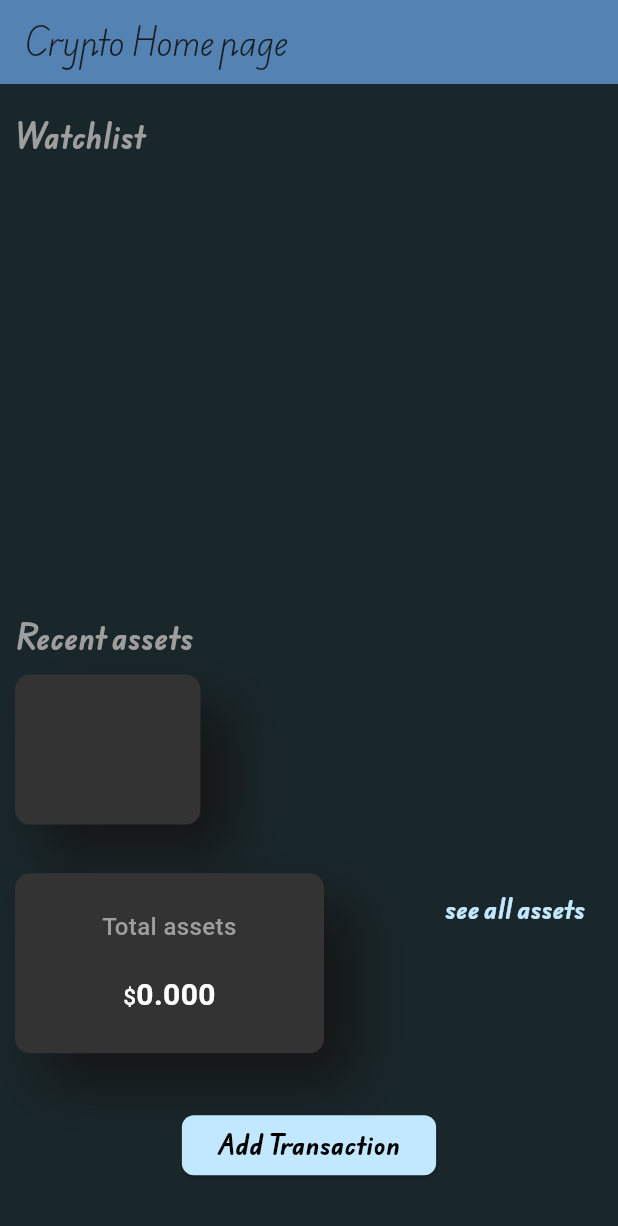
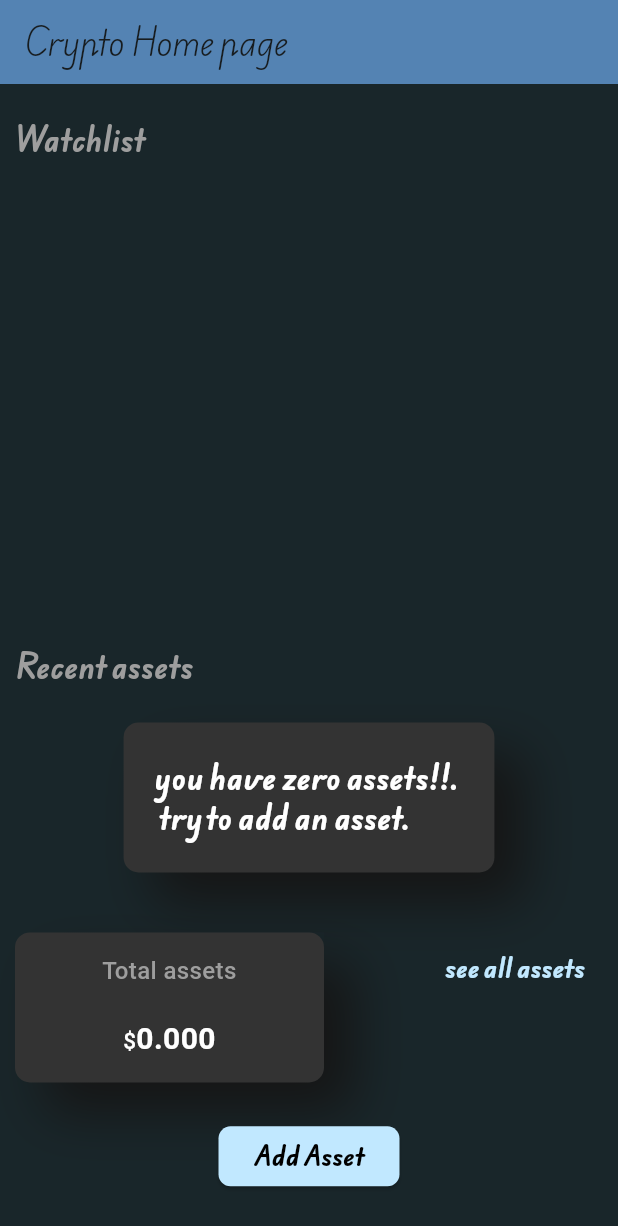
Before and after one commit to dretoba91/cryptofolio, a Flutter app: the screen it shows after launch, on a phone screen of 412 x 824 dp. Shown: the top 1226 px of the screen. Run offline on Flutter 3.47's test engine with Material 3 defaults, Android fonts, the phone set to English and light mode, and no system bars; our stand-ins replace dio, flutter_dotenv, get, modal_bottom_sheet; network calls fail.

Commit message:
fixed home page ui

```diff
--- a/lib/controller/add_assets_controller.dart
+++ b/lib/controller/add_assets_controller.dart
@@ -33,6 +33,8 @@ class AddAssetsController extends GetxController {
         watchList.add({
           'name': currency.name,
           'price': currency.values?.uSD?.price?.toDouble() ?? 0,
+          'percentChange24h':
+              currency.values?.uSD?.percentChange24h?.toDouble() ?? 0
         });
       },
     );
--- a/lib/screens/home.dart
+++ b/lib/screens/home.dart
@@ -42,7 +42,7 @@ class Home extends StatelessWidget {
               mainAxisAlignment: MainAxisAlignment.spaceBetween,
               children: [
                 Expanded(
-                  flex: 8,
+                  flex: 10,
                   child: Row(
                     mainAxisAlignment: MainAxisAlignment.center,
                     children: [
@@ -105,8 +105,9 @@ class Home extends StatelessWidget {
                     ],
                   ),
                 ),
+
                 Expanded(
-                  flex: 4,
+                  flex: 6,
                   child: Row(
                     mainAxisAlignment: MainAxisAlignment.center,
                     children: [
@@ -123,28 +124,23 @@ class Home extends StatelessWidget {
                                 color: Colors.grey,
                               ),
                             ),
-                            // Row(
-                            //   crossAxisAlignment: CrossAxisAlignment.center,
-                            //   mainAxisAlignment: MainAxisAlignment.spaceBetween,
-                            //   children: [
-                            //     NeophCard(
-                            //       width: ScreenUtils.screenWidth * 0.30,
-                            //       height: 100,
-                            //     ),
-                            //     NeophCard(
-                            //       width: ScreenUtils.screenWidth * 0.30,
-                            //       height: 100,
-                            //     ),
-                            //     NeophCard(
-                            //       width: ScreenUtils.screenWidth * 0.30,
-                            //       height: 100,
-                            //     ),
-                            //   ],
-                            // )
+
                             assetsController.addedAssets.isEmpty
-                                ? NeophCard(
-                                    width: ScreenUtils.screenWidth * 0.30,
-                                    height: 100,
+                                ? Center(
+                                    child: NeophCard(
+                                      width: ScreenUtils.screenWidth * 0.60,
+                                      height: 100,
+                                      child: const Center(
+                                        child: Text(
+                                          'you have zero assets!!. \n try to add an asset.',
+                                          style: TextStyle(
+                                            fontWeight: FontWeight.bold,
+                                            fontSize: 19,
+                                            color: Colors.white,
+                                          ),
+                                        ),
+                                      ),
+                                    ),
                                   )
                                 : RecentAssests(),
                           ],
@@ -165,7 +161,7 @@ class Home extends StatelessWidget {
                         children: [
                           NeophCard(
                             width: ScreenUtils.screenWidth * 0.50,
-                            height: 120,
+                            height: 100,
                             child: Column(
                               mainAxisAlignment: MainAxisAlignment.spaceEvenly,
                               children: [
@@ -253,7 +249,7 @@ class Home extends StatelessWidget {
                             ),
                           ),
                           child: const Text(
-                            "Add Transaction",
+                            "Add Asset",
                             style: TextStyle(
                               color: Colors.black,
                               fontSize: 16,
--- a/lib/widgets/card.dart
+++ b/lib/widgets/card.dart
@@ -19,6 +19,7 @@ class NeophCard extends StatelessWidget {
       child: Container(
         width: width ?? 150,
         height: height ?? 150,
+        padding: const EdgeInsets.all(5.0),
         decoration: BoxDecoration(
           color: const Color(0xFF19262A),
           borderRadius: BorderRadius.circular(10),
```
Also changed, not shown: lib/screens/watch_list_page.dart (+20 -4 lines), lib/widgets/recent_assests.dart (+19 -59 lines), lib/widgets/watchlist.dart (+16 -3 lines).
